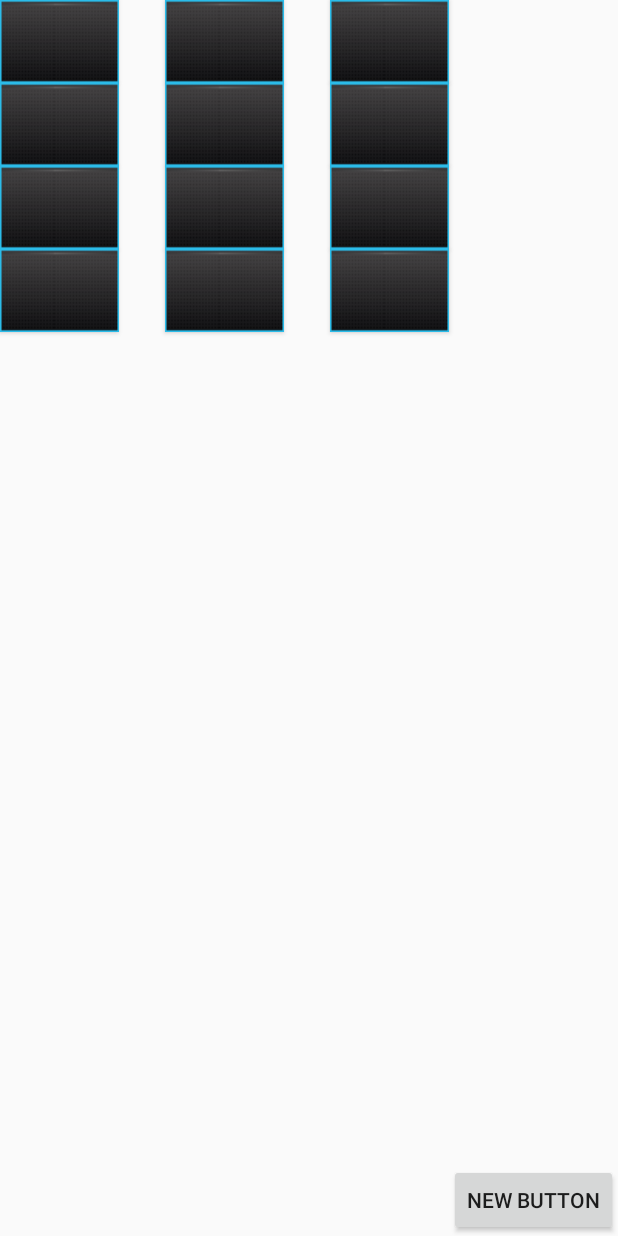
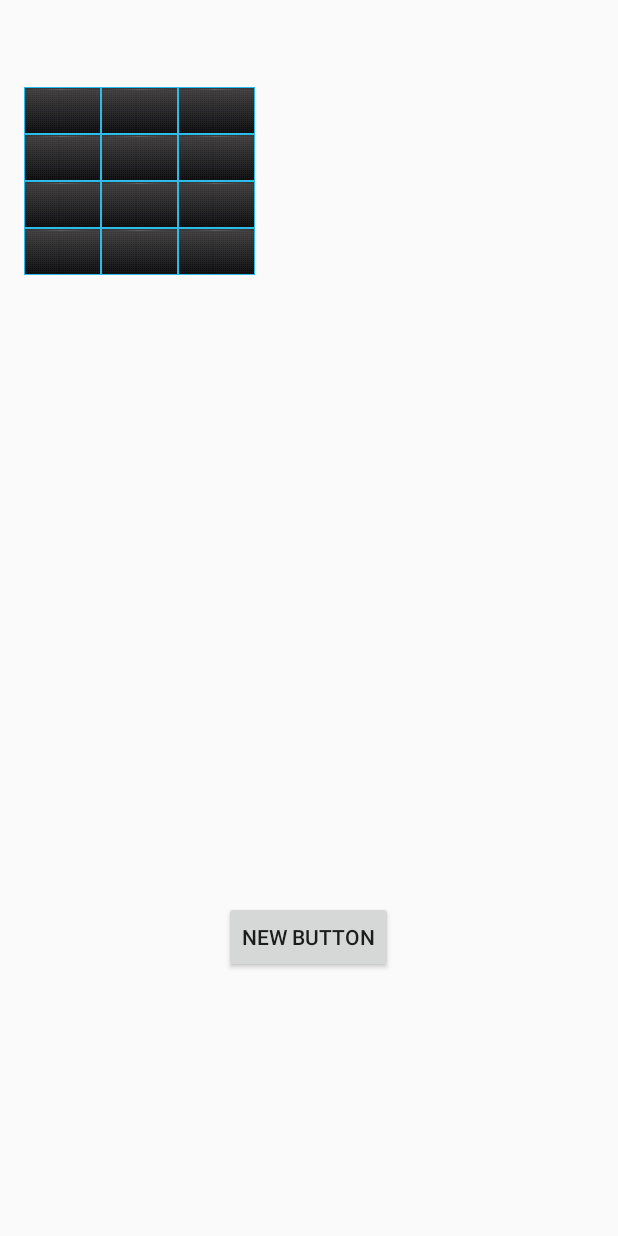
Before and after one commit to hbinl/seaco.neuro.survey, an Android app: the layout activity_pair_level2.xml on its own in the app's theme, with its tools: preview values and no code run, on a phone screen of 412 x 824 dp. Run offline under Robolectric (Android 15) with nearby library versions, the phone set to English and light mode, and no system bars.

Commit message:
no message

```diff
--- a/app/src/main/res/layout/activity_pair_level2.xml
+++ b/app/src/main/res/layout/activity_pair_level2.xml
@@ -1,173 +1,129 @@
-<GridLayout xmlns:android="http://schemas.android.com/apk/res/android"
-    xmlns:tools="http://schemas.android.com/tools"
-    android:id="@+id/GridLayout1"
-    android:layout_width="fill_parent"
-    android:layout_height="fill_parent"
-    android:columnCount="22"
-    android:orientation="vertical"
-    android:rowCount="50"
-    tools:context=".GridXMLActivity" >
+<RelativeLayout xmlns:android="http://schemas.android.com/apk/res/android"
+    xmlns:tools="http://schemas.android.com/tools" android:layout_width="match_parent"
+    android:layout_height="match_parent" android:paddingLeft="@dimen/activity_horizontal_margin"
+    android:paddingRight="@dimen/activity_horizontal_margin"
+    android:paddingTop="@dimen/activity_vertical_margin"
+    android:paddingBottom="@dimen/activity_vertical_margin"
+    tools:context="com.example.user.pairgamelevel1.PairGameL2">
+
+    <ImageButton
+        android:layout_width="wrap_content"
+        android:layout_height="wrap_content"
+        android:id="@+id/imageButton"
+        android:background="@drawable/button"
+        android:layout_alignParentTop="true"
+        android:layout_toRightOf="@+id/imageButton8"
+        android:layout_toEndOf="@+id/imageButton8"
+        android:layout_marginTop="42dp" />
+
+    <ImageButton
+        android:layout_width="wrap_content"
+        android:layout_height="wrap_content"
+        android:id="@+id/imageButton7"
+        android:background="@drawable/button"
+        android:layout_alignTop="@+id/imageButton"
+        android:layout_alignParentLeft="true"
+        android:layout_alignParentStart="true" />
+
+    <ImageButton
+        android:layout_width="wrap_content"
+        android:layout_height="wrap_content"
+        android:id="@+id/imageButton8"
+        android:background="@drawable/button"
+        android:layout_alignTop="@+id/imageButton"
+        android:layout_toRightOf="@+id/imageButton7"
+        android:layout_toEndOf="@+id/imageButton7" />
+
+    <ImageButton
+        android:layout_width="wrap_content"
+        android:layout_height="wrap_content"
+        android:id="@+id/imageButton9"
+        android:background="@drawable/button"
+        android:layout_below="@+id/imageButton"
+        android:layout_alignLeft="@+id/imageButton"
+        android:layout_alignStart="@+id/imageButton1" />
+
+    <ImageButton
+        android:layout_width="wrap_content"
+        android:layout_height="wrap_content"
+        android:id="@+id/imageButton10"
+        android:background="@drawable/button"
+        android:layout_below="@+id/imageButton14"
+        android:layout_alignParentLeft="true"
+        android:layout_alignParentStart="true" />
+
+    <ImageButton
+        android:layout_width="wrap_content"
+        android:layout_height="wrap_content"
+        android:id="@+id/imageButton11"
+        android:background="@drawable/button"
+        android:layout_alignTop="@+id/imageButton9"
+        android:layout_toLeftOf="@+id/imageButton9"
+        android:layout_toStartOf="@+id/imageButton9" />
+
+    <ImageButton
+        android:layout_width="wrap_content"
+        android:layout_height="wrap_content"
+        android:id="@+id/imageButton12"
+        android:background="@drawable/button"
+        android:layout_below="@+id/imageButton15"
+        android:layout_toLeftOf="@+id/imageButton13"
+        android:layout_toStartOf="@+id/imageButton13" />
+
+    <ImageButton
+        android:layout_width="wrap_content"
+        android:layout_height="wrap_content"
+        android:id="@+id/imageButton13"
+        android:background="@drawable/button"
+        android:layout_below="@+id/imageButton17"
+        android:layout_alignLeft="@+id/imageButton17"
+        android:layout_alignStart="@+id/imageButton17" />
+
+    <ImageButton
+        android:layout_width="wrap_content"
+        android:layout_height="wrap_content"
+        android:id="@+id/imageButton14"
+        android:background="@drawable/button"
+        android:layout_below="@+id/imageButton16"
+        android:layout_alignParentLeft="true"
+        android:layout_alignParentStart="true" />
+
+    <ImageButton
+        android:layout_width="wrap_content"
+        android:layout_height="wrap_content"
+        android:id="@+id/imageButton15"
+        android:background="@drawable/button"
+        android:layout_below="@+id/imageButton9"
+        android:layout_toLeftOf="@+id/imageButton17"
+        android:layout_toStartOf="@+id/imageButton17" />
+
+    <ImageButton
+        android:layout_width="wrap_content"
+        android:layout_height="wrap_content"
+        android:id="@+id/imageButton16"
+        android:background="@drawable/button"
+        android:layout_alignTop="@+id/imageButton11"
+        android:layout_alignParentLeft="true"
+        android:layout_alignParentStart="true" />
+
+    <ImageButton
+        android:layout_width="wrap_content"
+        android:layout_height="wrap_content"
+        android:id="@+id/imageButton17"
+        android:background="@drawable/button"
+        android:layout_below="@+id/imageButton9"
+        android:layout_alignLeft="@+id/imageButton9"
+        android:layout_alignStart="@+id/imageButton9" />
+
+
 
     <Button
-        android:id="@+id/button1"
-        android:layout_width="79sp"
-        android:layout_height="55sp"
-        android:layout_column="20"
-        android:layout_gravity="left|top"
-        android:layout_row="4"
-        android:background="@drawable/button"
-        android:textColor="#ffffff"
-        android:textSize="28sp"
-        android:textStyle="bold" />
-
-    <Button
-        android:id="@+id/button6"
-        android:layout_width="79sp"
-        android:layout_height="55sp"
-        android:layout_column="20"
-        android:layout_gravity="center_horizontal|top"
-        android:layout_row="4"
-        android:background="@drawable/button"
-        android:textColor="#ffffff"
-        android:textSize="28sp"
-        android:textStyle="bold" />
-
-    <Button
-        android:id="@+id/button5"
-        android:layout_width="79sp"
-        android:layout_height="55sp"
-        android:layout_column="20"
-        android:layout_gravity="right|top"
-        android:layout_row="4"
-        android:background="@drawable/button"
-        android:textColor="#ffffff"
-        android:textSize="28sp"
-        android:textStyle="bold" />
-
-    <Space
-        android:layout_width="1dp"
-        android:layout_height="15dp" />
-
-    <Button
-        android:id="@+id/button4"
-        android:layout_width="79sp"
-        android:layout_height="55sp"
-        android:layout_column="20"
-        android:layout_gravity="left|top"
-        android:layout_row="5"
-        android:background="@drawable/button"
-        android:textColor="#ffffff"
-        android:textSize="28sp"
-        android:textStyle="bold" />
-
-    <Button
-        android:id="@+id/button12"
-        android:layout_width="79sp"
-        android:layout_height="55sp"
-        android:layout_column="20"
-        android:layout_gravity="center_horizontal|top"
-        android:layout_row="5"
-        android:background="@drawable/button"
-        android:textColor="#ffffff"
-        android:textSize="28sp"
-        android:textStyle="bold" />
-
-    <Button
-        android:id="@+id/button2"
-        android:layout_width="79sp"
-        android:layout_height="55sp"
-        android:layout_column="20"
-        android:layout_gravity="right|top"
-        android:layout_row="5"
-        android:background="@drawable/button"
-        android:textColor="#ffffff"
-        android:textSize="28sp"
-        android:textStyle="bold" />
-
-    <Button
-        android:id="@+id/button10"
-        android:layout_width="79sp"
-        android:layout_height="55sp"
-        android:layout_column="20"
-        android:layout_gravity="left|top"
-        android:layout_row="28"
-        android:background="@drawable/button"
-        android:textColor="#ffffff"
-        android:textSize="28sp"
-        android:textStyle="bold" />
-
-    <Space
-        android:layout_width="1dp"
-        android:layout_height="15dp" />
-
-    <Button
-        android:id="@+id/button8"
-        android:layout_width="79sp"
-        android:layout_height="55sp"
-        android:layout_column="20"
-        android:layout_gravity="left|top"
-        android:layout_row="6"
-        android:background="@drawable/button"
-        android:textColor="#ffffff"
-        android:textSize="28sp"
-        android:textStyle="bold" />
-
-    <Button
-        android:id="@+id/button7"
-        android:layout_width="79sp"
-        android:layout_height="55sp"
-        android:layout_column="20"
-        android:layout_gravity="center_horizontal|top"
-        android:layout_row="6"
-        android:background="@drawable/button"
-        android:textColor="#ffffff"
-        android:textSize="28sp"
-        android:textStyle="bold" />
-
-    <Button
-        android:id="@+id/button3"
-        android:layout_width="79sp"
-        android:layout_height="55sp"
-        android:layout_column="20"
-        android:layout_gravity="center_horizontal|top"
-        android:layout_row="28"
-        android:background="@drawable/button"
-        android:textColor="#ffffff"
-        android:textSize="28sp"
-        android:textStyle="bold" />
-
-    <Button
-        android:id="@+id/button11"
-        android:layout_width="79sp"
-        android:layout_height="55sp"
-        android:layout_column="20"
-        android:layout_gravity="right|top"
-        android:layout_row="6"
-        android:background="@drawable/button"
-        android:textColor="#ffffff"
-        android:textSize="28sp"
-        android:textStyle="bold" />
-
-    <Button
-        android:id="@+id/button9"
-        android:layout_width="79sp"
-        android:layout_height="55sp"
-        android:layout_column="20"
-        android:layout_gravity="right|top"
-        android:layout_row="28"
-        android:background="@drawable/button"
-        android:textColor="#ffffff"
-        android:textSize="28sp"
-        android:textStyle="bold" />
-
-    <Button
-        style="?android:attr/buttonStyleSmall"
         android:layout_width="wrap_content"
         android:layout_height="wrap_content"
         android:text="New Button"
-        android:id="@+id/button13"
-        android:onClick="endActivity"
-        android:layout_row="49"
-        android:layout_column="21" />
+        android:id="@+id/button"
+        android:layout_alignParentBottom="true"
+        android:layout_centerHorizontal="true"
+        android:layout_marginBottom="159dp" />
 
-</GridLayout>
+</RelativeLayout>
```
